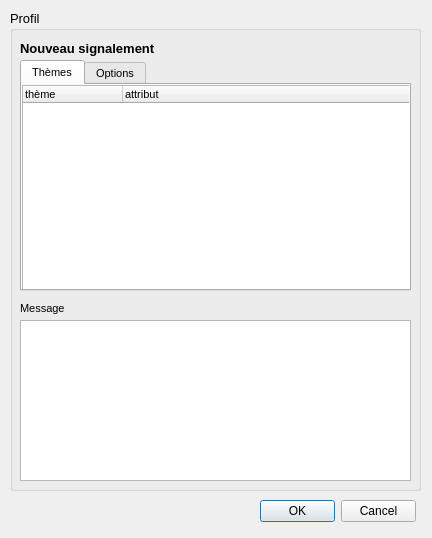
Qt form FormCreerRemarque_base.ui (IGNF/espace-collaboratif-qgis-plugin) before a commit.
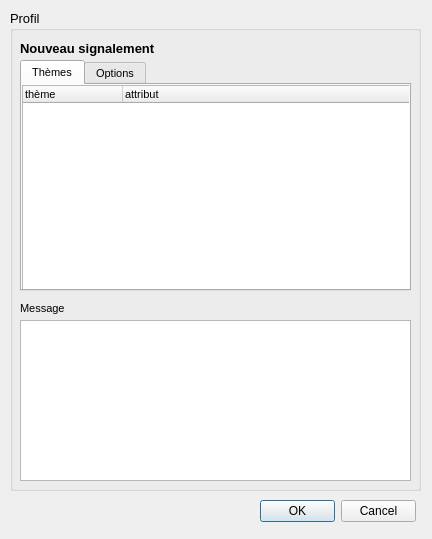
The same form after that commit. Icons and pictures are not drawn.

Diff of the .ui file:
```diff
--- a/FormCreerRemarque_base.ui
+++ b/FormCreerRemarque_base.ui
@@ -7,7 +7,7 @@
     <x>0</x>
     <y>0</y>
     <width>432</width>
-    <height>538</height>
+    <height>539</height>
    </rect>
   </property>
   <property name="windowTitle">
```
Left out of the diff: 11 changed lines with no effect on the pictures.
